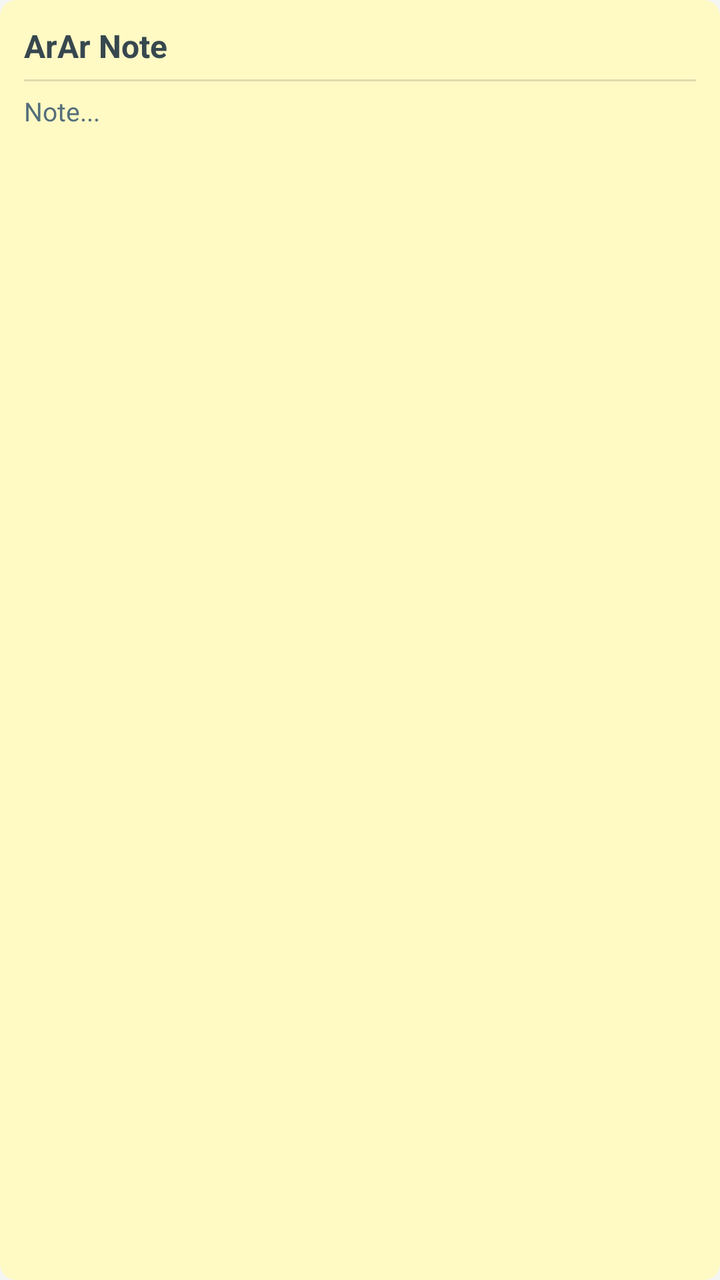
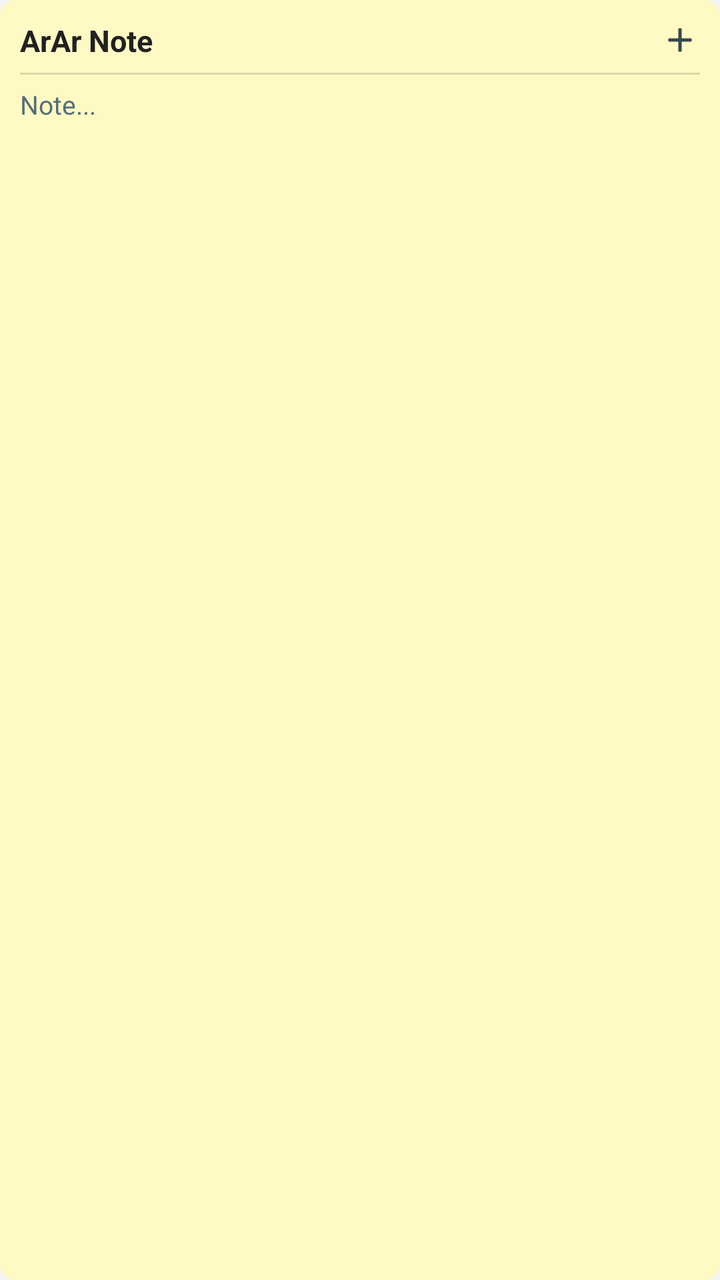

Screens rendered from an Android XML layout before and after an edit, with the pre-edit source and the edit as a unified diff.
<!-- AndroidManifest.xml: application theme Theme.ArArNote -->
<!-- res/layout/widget_note.xml -->
<?xml version="1.0" encoding="utf-8"?>
<LinearLayout xmlns:android="http://schemas.android.com/apk/res/android"
    android:id="@+id/widget_root"
    android:layout_width="match_parent"
    android:layout_height="match_parent"
    android:background="@drawable/bg_note_card"
    android:orientation="vertical"
    android:padding="12dp">

    
    <TextView
        android:id="@+id/widget_title"
        android:layout_width="match_parent"
        android:layout_height="wrap_content"
        android:ellipsize="end"
        android:maxLines="1"
        android:text="@string/app_name"
        android:textColor="#37474F"
        android:textSize="16sp"
        android:textStyle="bold" />

    <View
        android:layout_width="match_parent"
        android:layout_height="1dp"
        android:layout_marginTop="6dp"
        android:layout_marginBottom="6dp"
        android:background="#20000000" />

    
    <TextView
        android:id="@+id/widget_content"
        android:layout_width="match_parent"
        android:layout_height="match_parent"
        android:ellipsize="end"
        android:lineSpacingExtra="3dp"
        android:maxLines="10"
        android:text="@string/hint_note"
        android:textColor="#546E7A"
        android:textSize="13sp" />

</LinearLayout>
<!-- resources referenced by this layout -->
<resources>
  <!-- drawable bg_note_card (drawable) -->
  <?xml version="1.0" encoding="utf-8"?>
  <shape xmlns:android="http://schemas.android.com/apk/res/android"
      android:shape="rectangle">
      <corners android:radius="8dp" />
      <solid android:color="#FFF9C4" />
  </shape>
  <string name="app_name">ArAr Note</string>
  <string name="hint_note">Note...</string>
  <style name="Theme.ArArNote" parent="Theme.MaterialComponents.DayNight.NoActionBar">
          <item name="colorPrimary">@color/primary</item>
          <item name="colorPrimaryVariant">@color/primary_dark</item>
          <item name="colorOnPrimary">#FFFFFF</item>
          <item name="colorSecondary">@color/accent</item>
          <item name="colorSecondaryVariant">@color/accent</item>
          <item name="colorOnSecondary">#000000</item>
          <item name="android:statusBarColor">?attr/colorPrimaryVariant</item>
          <item name="android:windowBackground">@color/background</item>
      </style>
  <color name="primary">#1976D2</color>
  <color name="primary_dark">#0D47A1</color>
  <color name="accent">#FFAB00</color>
  <color name="background">#F5F5F5</color>
</resources>

<!-- the commit's change to res/layout/widget_note.xml (unified diff, before → after) -->
@@ -5,19 +5,48 @@
     android:layout_height="match_parent"
     android:background="@drawable/bg_note_card"
     android:orientation="vertical"
-    android:padding="12dp">
+    android:padding="10dp">
 
     
-    <TextView
-        android:id="@+id/widget_title"
+    <LinearLayout
+        android:id="@+id/widget_header"
         android:layout_width="match_parent"
         android:layout_height="wrap_content"
-        android:ellipsize="end"
-        android:maxLines="1"
-        android:text="@string/app_name"
-        android:textColor="#37474F"
-        android:textSize="16sp"
-        android:textStyle="bold" />
+        android:gravity="center_vertical"
+        android:orientation="horizontal">
+
+        <TextView
+            android:id="@+id/widget_title"
+            android:layout_width="0dp"
+            android:layout_height="wrap_content"
+            android:layout_weight="1"
+            android:ellipsize="end"
+            android:maxLines="1"
+            android:text="@string/app_name"
+            android:textColor="#212121"
+            android:textSize="15sp"
+            android:textStyle="bold" />
+
+        <TextView
+            android:id="@+id/widget_progress"
+            android:layout_width="wrap_content"
+            android:layout_height="wrap_content"
+            android:layout_marginStart="6dp"
+            android:layout_marginEnd="6dp"
+            android:textColor="#546E7A"
+            android:textSize="11sp"
+            android:textStyle="bold"
+            android:visibility="gone" />
+
+        <ImageView
+            android:id="@+id/widget_btn_open"
+            android:layout_width="20dp"
+            android:layout_height="20dp"
+            android:contentDescription="@string/action_add_note"
+            android:src="@drawable/ic_add"
+            android:tint="#37474F" />
+
+    </LinearLayout>
 
     <View
         android:layout_width="match_parent"
@@ -38,4 +67,14 @@
         android:textColor="#546E7A"
         android:textSize="13sp" />
 
+    
+    <ListView
+        android:id="@+id/widget_list"
+        android:layout_width="match_parent"
+        android:layout_height="match_parent"
+        android:divider="@null"
+        android:dividerHeight="0dp"
+        android:scrollbars="none"
+        android:visibility="gone" />
+
 </LinearLayout>
<!-- resource entries referenced after the edit -->
@@ -7,6 +7,17 @@
       <corners android:radius="8dp" />
       <solid android:color="#FFF9C4" />
   </shape>
+  <!-- drawable ic_add (drawable) -->
+  <vector xmlns:android="http://schemas.android.com/apk/res/android"
+      android:width="24dp"
+      android:height="24dp"
+      android:viewportWidth="24"
+      android:viewportHeight="24">
+      <path
+          android:fillColor="#FFFFFFFF"
+          android:pathData="M19,13H13V19H11V13H5V11H11V5H13V11H19V13Z" />
+  </vector>
+  <string name="action_add_note">Add Note</string>
   <string name="app_name">ArAr Note</string>
   <string name="hint_note">Note...</string>
   <style name="Theme.ArArNote" parent="Theme.MaterialComponents.DayNight.NoActionBar">
